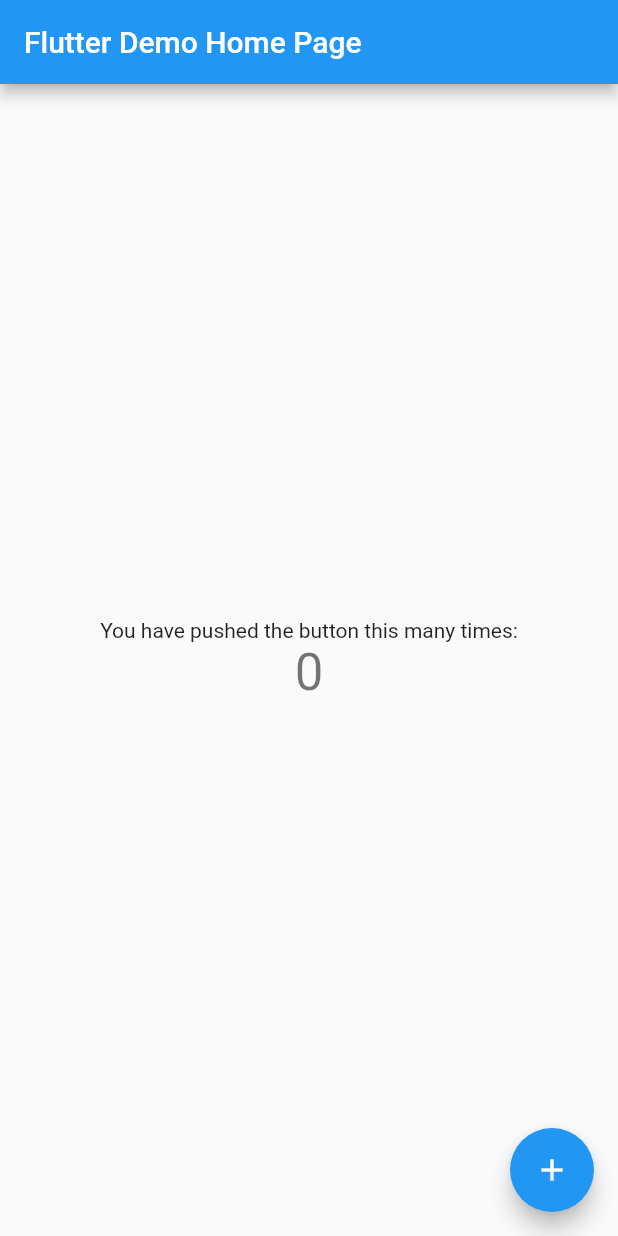
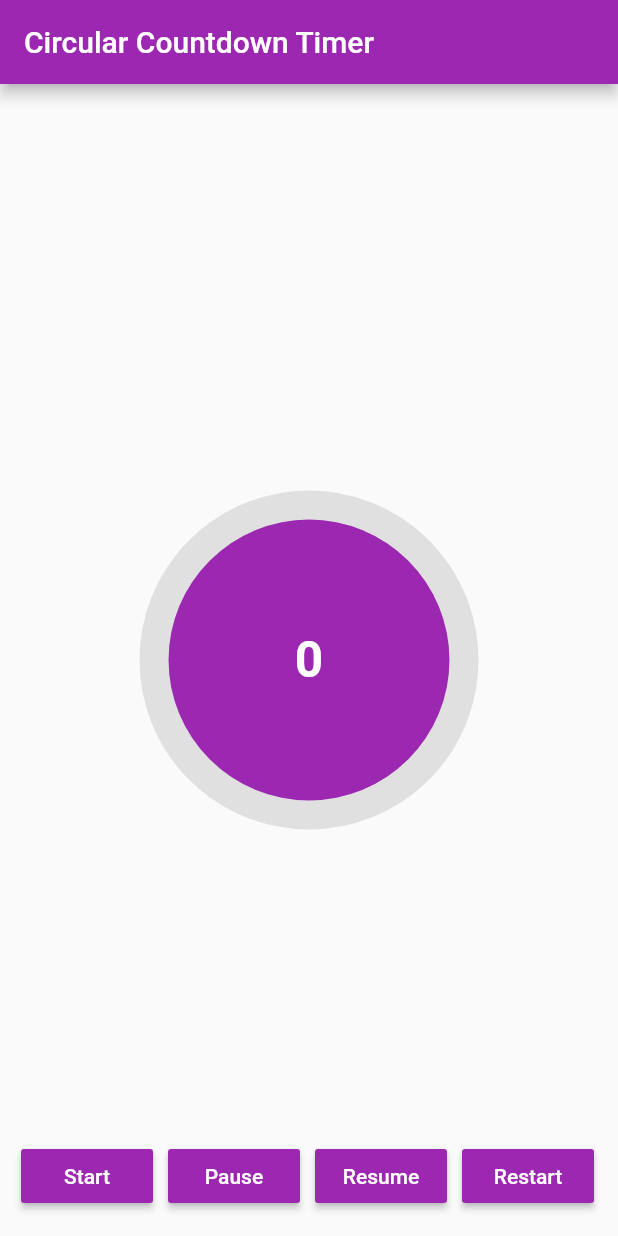
Before and after one commit to matsuda0528/simple_timer, a Flutter app: the screen it shows after launch, on a phone screen of 412 x 824 dp. Run offline on Flutter 3.47's test engine with Material 2 defaults, Android fonts, the phone set to English and light mode, and no system bars; drawn by our look-alikes of circular_countdown_timer.

Commit message:
Import Circular Countdown Timer

```diff
--- a/lib/main.dart
+++ b/lib/main.dart
@@ -1,115 +1,156 @@
 import 'package:flutter/material.dart';
+import 'package:circular_countdown_timer/circular_countdown_timer.dart';
 
-void main() {
-  runApp(const MyApp());
-}
+void main() => runApp(MyApp());
 
 class MyApp extends StatelessWidget {
-  const MyApp({Key? key}) : super(key: key);
-
-  // This widget is the root of your application.
   @override
   Widget build(BuildContext context) {
     return MaterialApp(
-      title: 'Flutter Demo',
+      debugShowCheckedModeBanner: false,
+      title: 'Circular Countdown Timer Demo',
       theme: ThemeData(
-        // This is the theme of your application.
-        //
-        // Try running your application with "flutter run". You'll see the
-        // application has a blue toolbar. Then, without quitting the app, try
-        // changing the primarySwatch below to Colors.green and then invoke
-        // "hot reload" (press "r" in the console where you ran "flutter run",
-        // or simply save your changes to "hot reload" in a Flutter IDE).
-        // Notice that the counter didn't reset back to zero; the application
-        // is not restarted.
-        primarySwatch: Colors.blue,
+        primarySwatch: Colors.purple,
       ),
-      home: const MyHomePage(title: 'Flutter Demo Home Page'),
+      home: MyHomePage(title: 'Circular Countdown Timer'),
     );
   }
 }
 
 class MyHomePage extends StatefulWidget {
-  const MyHomePage({Key? key, required this.title}) : super(key: key);
+  MyHomePage({Key? key, this.title}) : super(key: key);
 
-  // This widget is the home page of your application. It is stateful, meaning
-  // that it has a State object (defined below) that contains fields that affect
-  // how it looks.
-
-  // This class is the configuration for the state. It holds the values (in this
-  // case the title) provided by the parent (in this case the App widget) and
-  // used by the build method of the State. Fields in a Widget subclass are
-  // always marked "final".
-
-  final String title;
+  final String? title;
 
   @override
-  State<MyHomePage> createState() => _MyHomePageState();
+  _MyHomePageState createState() => _MyHomePageState();
 }
 
 class _MyHomePageState extends State<MyHomePage> {
-  int _counter = 0;
-
-  void _incrementCounter() {
-    setState(() {
-      // This call to setState tells the Flutter framework that something has
-      // changed in this State, which causes it to rerun the build method below
-      // so that the display can reflect the updated values. If we changed
-      // _counter without calling setState(), then the build method would not be
-      // called again, and so nothing would appear to happen.
-      _counter++;
-    });
-  }
+  CountDownController _controller = CountDownController();
+  int _duration = 10;
 
   @override
   Widget build(BuildContext context) {
-    // This method is rerun every time setState is called, for instance as done
-    // by the _incrementCounter method above.
-    //
-    // The Flutter framework has been optimized to make rerunning build methods
-    // fast, so that you can just rebuild anything that needs updating rather
-    // than having to individually change instances of widgets.
     return Scaffold(
       appBar: AppBar(
-        // Here we take the value from the MyHomePage object that was created by
-        // the App.build method, and use it to set our appbar title.
-        title: Text(widget.title),
+        title: Text(widget.title!),
       ),
       body: Center(
-        // Center is a layout widget. It takes a single child and positions it
-        // in the middle of the parent.
-        child: Column(
-          // Column is also a layout widget. It takes a list of children and
-          // arranges them vertically. By default, it sizes itself to fit its
-          // children horizontally, and tries to be as tall as its parent.
-          //
-          // Invoke "debug painting" (press "p" in the console, choose the
-          // "Toggle Debug Paint" action from the Flutter Inspector in Android
-          // Studio, or the "Toggle Debug Paint" command in Visual Studio Code)
-          // to see the wireframe for each widget.
-          //
-          // Column has various properties to control how it sizes itself and
-          // how it positions its children. Here we use mainAxisAlignment to
-          // center the children vertically; the main axis here is the vertical
-          // axis because Columns are vertical (the cross axis would be
-          // horizontal).
-          mainAxisAlignment: MainAxisAlignment.center,
-          children: <Widget>[
-            const Text(
-              'You have pushed the button this many times:',
-            ),
-            Text(
-              '$_counter',
-              style: Theme.of(context).textTheme.headline4,
-            ),
-          ],
-        ),
+          child: CircularCountDownTimer(
+            // Countdown duration in Seconds.
+            duration: _duration,
+
+            // Countdown initial elapsed Duration in Seconds.
+            initialDuration: 0,
+
+            // Controls (i.e Start, Pause, Resume, Restart) the Countdown Timer.
+            controller: _controller,
+
+            // Width of the Countdown Widget.
+            width: MediaQuery
+                .of(context)
+                .size
+                .width / 2,
+
+            // Height of the Countdown Widget.
+            height: MediaQuery
+                .of(context)
+                .size
+                .height / 2,
+
+            // Ring Color for Countdown Widget.
+            ringColor: Colors.grey[300]!,
+
+            // Ring Gradient for Countdown Widget.
+            ringGradient: null,
+
+            // Filling Color for Countdown Widget.
+            fillColor: Colors.purpleAccent[100]!,
+
+            // Filling Gradient for Countdown Widget.
+            fillGradient: null,
+
+            // Background Color for Countdown Widget.
+            backgroundColor: Colors.purple[500],
+
+            // Background Gradient for Countdown Widget.
+            backgroundGradient: null,
+
+            // Border Thickness of the Countdown Ring.
+            strokeWidth: 20.0,
+
+            // Begin and end contours with a flat edge and no extension.
+            strokeCap: StrokeCap.round,
+
+            // Text Style for Countdown Text.
+            textStyle: TextStyle(
+                fontSize: 33.0,
+                color: Colors.white,
+                fontWeight: FontWeight.bold),
+
+            // Format for the Countdown Text.
+            textFormat: CountdownTextFormat.S,
+
+            // Handles Countdown Timer (true for Reverse Countdown (max to 0), false for Forward Countdown (0 to max)).
+            isReverse: false,
+
+            // Handles Animation Direction (true for Reverse Animation, false for Forward Animation).
+            isReverseAnimation: false,
+
+            // Handles visibility of the Countdown Text.
+            isTimerTextShown: true,
+
+            // Handles the timer start.
+            autoStart: false,
+
+            // This Callback will execute when the Countdown Starts.
+            onStart: () {
+              // Here, do whatever you want
+              print('Countdown Started');
+            },
+
+            // This Callback will execute when the Countdown Ends.
+            onComplete: () {
+              // Here, do whatever you want
+              print('Countdown Ended');
+            },
+          )),
+      floatingActionButton: Row(
+        mainAxisAlignment: MainAxisAlignment.center,
+        children: [
+          SizedBox(
+            width: 30,
+          ),
+          _button(title: "Start", onPressed: () => _controller.start()),
+          SizedBox(
+            width: 10,
+          ),
+          _button(title: "Pause", onPressed: () => _controller.pause()),
+          SizedBox(
+            width: 10,
+          ),
+          _button(title: "Resume", onPressed: () => _controller.resume()),
+          SizedBox(
+            width: 10,
+          ),
+          _button(
+              title: "Restart",
+              onPressed: () => _controller.restart(duration: _duration))
+        ],
       ),
-      floatingActionButton: FloatingActionButton(
-        onPressed: _incrementCounter,
-        tooltip: 'Increment',
-        child: const Icon(Icons.add),
-      ), // This trailing comma makes auto-formatting nicer for build methods.
     );
   }
+
+  _button({required String title, VoidCallback? onPressed}) {
+    return Expanded(
+        child: RaisedButton(
+          child: Text(
+            title,
+            style: TextStyle(color: Colors.white),
+          ),
+          onPressed: onPressed,
+          color: Colors.purple,
+        ));
+  }
 }
--- a/pubspec.yaml
+++ b/pubspec.yaml
@@ -29,6 +29,7 @@ environment:
 dependencies:
   flutter:
     sdk: flutter
+  circular_countdown_timer: ^0.2.0
 
 
   # The following adds the Cupertino Icons font to your application.
```
Also changed, not shown: pubspec.lock.
